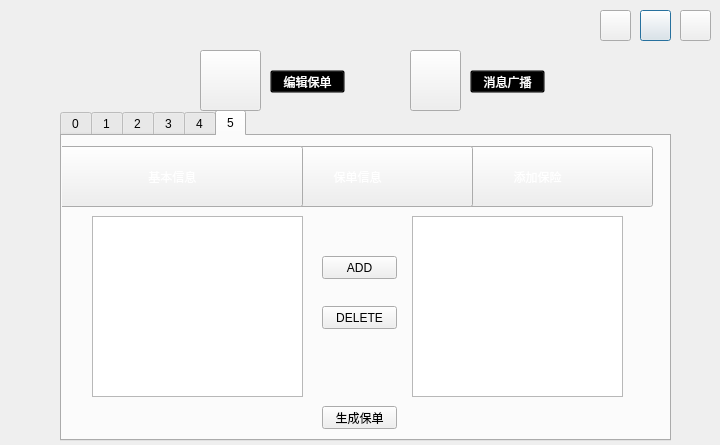
The window that selleroper.ui (xurongchen/CIP) describes before a commit, drawn with Qt 5.
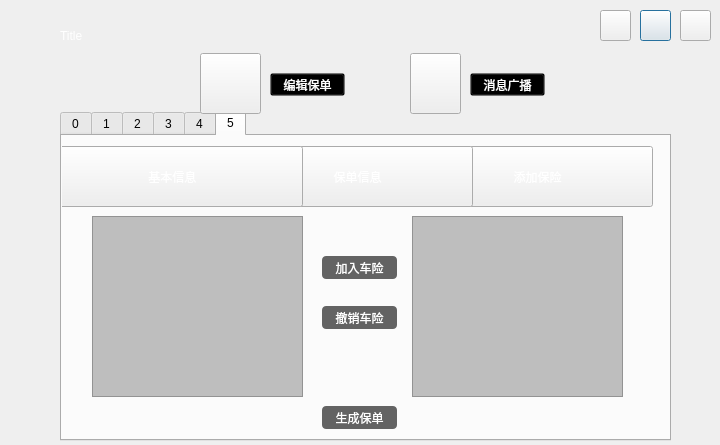
The same window after the commit. The open tabs and pages were chosen to show the change. Icons and pictures are not drawn.

```diff
--- a/selleroper.ui
+++ b/selleroper.ui
@@ -85,7 +85,7 @@
    <property name="geometry">
     <rect>
      <x>200</x>
-     <y>50</y>
+     <y>53</y>
      <width>61</width>
      <height>61</height>
     </rect>
@@ -109,7 +109,7 @@
    <property name="geometry">
     <rect>
      <x>410</x>
-     <y>50</y>
+     <y>53</y>
      <width>51</width>
      <height>61</height>
     </rect>
@@ -1084,7 +1084,7 @@
       </rect>
      </property>
      <property name="styleSheet">
-      <string notr="true">#pushButton{color: rgb(255, 255, 255);
+      <string notr="true">#PBSET{color: rgb(255, 255, 255);
 background-color: rgb(99, 99, 99);
 font: 75 11pt &quot;微软雅黑&quot;;
 border-radius:4px;
@@ -1105,6 +1105,9 @@
        <height>181</height>
       </rect>
      </property>
+     <property name="styleSheet">
+      <string notr="true">background-color: rgb(190, 190, 190);</string>
+     </property>
     </widget>
     <widget class="QTableView" name="TVInsuranceall">
      <property name="geometry">
@@ -1115,6 +1118,9 @@
        <height>181</height>
       </rect>
      </property>
+     <property name="styleSheet">
+      <string notr="true">background-color: rgb(190, 190, 190);</string>
+     </property>
     </widget>
     <widget class="QPushButton" name="PBAdd">
      <property name="geometry">
@@ -1125,8 +1131,17 @@
        <height>23</height>
       </rect>
      </property>
+     <property name="styleSheet">
+      <string notr="true">#PBAdd{color: rgb(255, 255, 255);
+background-color: rgb(99, 99, 99);
+font: 75 11pt &quot;微软雅黑&quot;;
+border-radius:4px;
+outline: none}
+#PBAdd:hover{background-color: rgb(135, 135, 135);}
+#PBAdd:pressed{background-color: rgb(99, 99, 99);}</string>
+     </property>
      <property name="text">
-      <string>ADD</string>
+      <string>加入车险</string>
      </property>
     </widget>
     <widget class="QPushButton" name="PBDel">
@@ -1138,8 +1153,17 @@
        <height>23</height>
       </rect>
      </property>
+     <property name="styleSheet">
+      <string notr="true">#PBDel{color: rgb(255, 255, 255);
+background-color: rgb(99, 99, 99);
+font: 75 11pt &quot;微软雅黑&quot;;
+border-radius:4px;
+outline: none}
+#PBDel:hover{background-color: rgb(135, 135, 135);}
+#PBDel:pressed{background-color: rgb(99, 99, 99);}</string>
+     </property>
      <property name="text">
-      <string>DELETE</string>
+      <string>撤销车险</string>
      </property>
     </widget>
     <zorder>PBC3</zorder>
@@ -1156,7 +1180,7 @@
    <property name="geometry">
     <rect>
      <x>270</x>
-     <y>70</y>
+     <y>73</y>
      <width>75</width>
      <height>23</height>
     </rect>
@@ -1181,7 +1205,7 @@
    <property name="geometry">
     <rect>
      <x>470</x>
-     <y>70</y>
+     <y>73</y>
      <width>75</width>
      <height>23</height>
     </rect>
@@ -1199,6 +1223,39 @@
     <bool>false</bool>
    </property>
   </widget>
+  <widget class="QLabel" name="Icon">
+   <property name="geometry">
+    <rect>
+     <x>20</x>
+     <y>20</y>
+     <width>31</width>
+     <height>31</height>
+    </rect>
+   </property>
+   <property name="styleSheet">
+    <string notr="true">border-image: url(:/new/prefix1/31.png);</string>
+   </property>
+   <property name="text">
+    <string/>
+   </property>
+  </widget>
+  <widget class="QLabel" name="SellerTitle">
+   <property name="geometry">
+    <rect>
+     <x>60</x>
+     <y>20</y>
+     <width>481</width>
+     <height>31</height>
+    </rect>
+   </property>
+   <property name="styleSheet">
+    <string notr="true">font: 75 18pt &quot;微软雅黑&quot;;
+color: rgb(255, 255, 255);</string>
+   </property>
+   <property name="text">
+    <string>Title</string>
+   </property>
+  </widget>
   <zorder>tabWidget</zorder>
   <zorder>PBMin</zorder>
   <zorder>PBClose</zorder>
```
Left out of the diff: 6 changed lines with no effect on the pictures.
